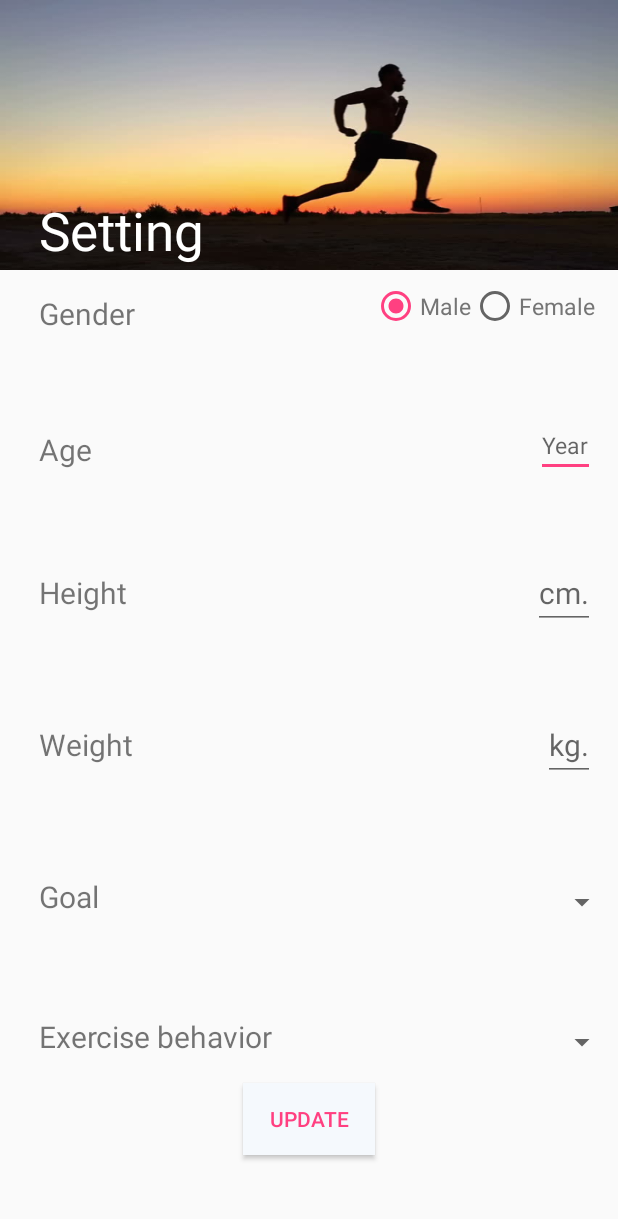
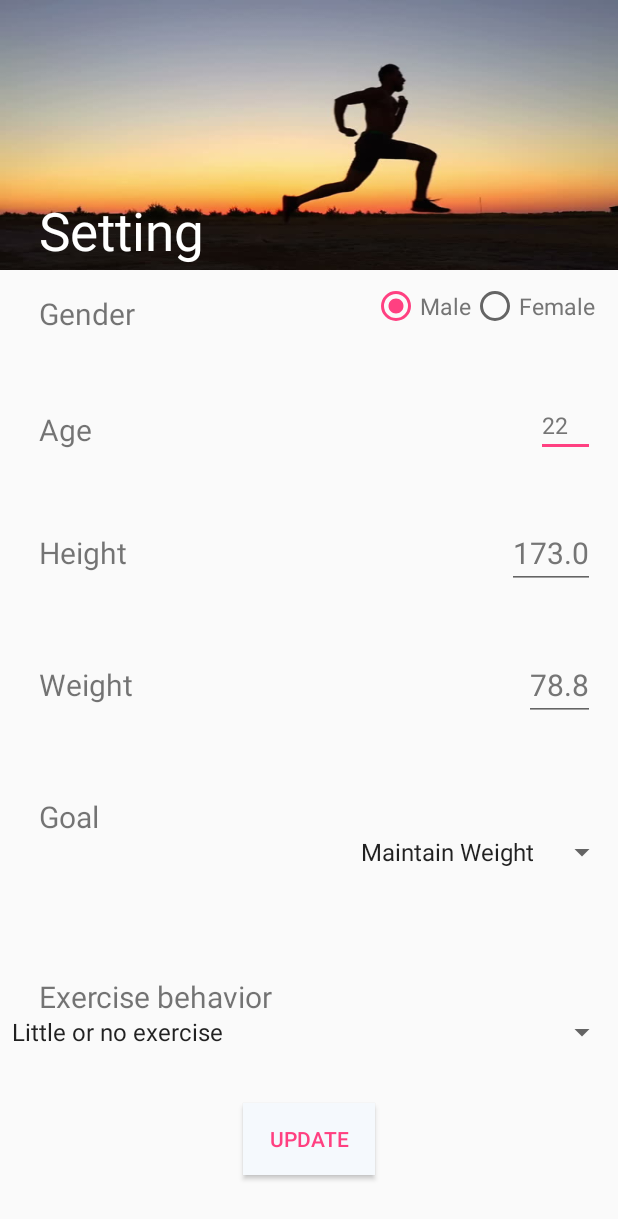
Before and after one commit to l3alanz/Final-project, an Android app: the SettingActivity screen opened directly, with no data from a screen before it, on a phone screen of 412 x 824 dp. Shown: the top 1219 px of the screen. Run offline under Robolectric (Android 15) with nearby library versions, the phone set to English and light mode, and no system bars.

Commit message:
Update User's setting and get Data

```diff
--- a/app/src/main/java/com/example/nicha/finalproject/Model/User.java
+++ b/app/src/main/java/com/example/nicha/finalproject/Model/User.java
@@ -11,6 +11,8 @@ public class User {
     private static final String DB_NAME = "HealthMe";
     private static final int DB_VERSION = 1;
     public static final String TABLE_NAME = "user";
+
+
     public class Column{
         public static final String id = BaseColumns._ID;
         public static final String firstName = "firstName";
@@ -149,4 +151,12 @@ public class User {
     public void setGoal(double goal) {
         this.goal = goal;
     }
+
+    public String getGender() {
+        return gender;
+    }
+
+    public void setGender(String gender) {
+        this.gender = gender;
+    }
 }
--- a/app/src/main/java/com/example/nicha/finalproject/Service/UserService.java
+++ b/app/src/main/java/com/example/nicha/finalproject/Service/UserService.java
@@ -3,6 +3,7 @@ package com.example.nicha.finalproject.Service;
 import android.content.Context;
 import android.database.Cursor;
 import android.database.sqlite.SQLiteDatabase;
+import android.util.Log;
 
 import com.example.nicha.finalproject.Model.User;
 
@@ -19,6 +20,36 @@ public class UserService {
         this.ctx = ctx;
         mHelper = new Database(ctx);
     }
+
+    public User getData(){
+        User summary = new User();
+        mDb = mHelper.getReadableDatabase();
+        Cursor cursor = mDb.rawQuery("SELECT * " +
+                " FROM " + User.TABLE_NAME, null);
+        if (cursor != null) {
+            cursor.moveToFirst();
+        }
+
+        while ( !cursor.isAfterLast() ){
+            summary.setId(cursor.getInt(0));
+            summary.setFirstName(cursor.getString(1));
+            summary.setLastName(cursor.getString(2));
+            summary.setAge(cursor.getInt(3));
+            summary.setGender(cursor.getString(4));
+            summary.setWeight(cursor.getDouble(5));
+            summary.setHeight(cursor.getDouble(6));
+            summary.setActivityType(cursor.getString(7));
+            summary.setTarget(cursor.getString(8));
+            summary.setBMR(cursor.getDouble(9));
+            summary.setTDEE(cursor.getDouble(10));
+            summary.setGoal(cursor.getDouble(11));
+            cursor.moveToNext();
+        }
+        mDb.close();
+        mHelper.close();
+        return summary;
+    }
+
     public String getGoal(){
         String summary = new String();
         mDb = mHelper.getReadableDatabase();
@@ -36,4 +67,58 @@ public class UserService {
         mHelper.close();
         return summary;
     }
+
+    public  void updateData(User userInfo){
+        //set user
+        String firstName = userInfo.getFirstName();
+        String lastName = userInfo.getLastName();
+        int age = userInfo.getAge();
+        String gender = userInfo.getGender();
+        double weight = userInfo.getWeight();
+        double height = userInfo.getHeight();
+        String activityType = userInfo.getActivityType();
+        String target = userInfo.getTarget();
+        double BMR = 0;
+        if(gender.equals("male")){
+            BMR = 66 + (13.7 * weight) + (5 * height) - (6.76 * age);
+        }
+        else if (gender.equals("female")){
+            BMR = 655 + (9.6 * weight) + (1.8 * height) - (4.7 * age);
+        }
+
+        double TDEE = 0 ;
+        if(activityType.equals("female")){
+            TDEE = BMR*1.2;
+        } else if(activityType.equals("B")){
+            TDEE = BMR*1.375;
+        } else if(activityType.equals("C")){
+            TDEE = BMR*1.55;
+        } else if(activityType.equals("D")){
+            TDEE = BMR*1.725;
+        } else if(activityType.equals("E")){
+            TDEE = BMR*1.9;
+        }
+        double goal = 0;
+        if(target.equals("A")) {
+            goal = TDEE - 500;
+        } else if(target.equals("B")){
+            goal = TDEE;
+        } else if(target.equals("C")){
+            goal = TDEE + 500;
+        }
+        mDb = mHelper.getWritableDatabase();
+        mDb.execSQL("UPDATE " + User.TABLE_NAME
+                + " SET " + User.Column.firstName + " = '" +firstName + "' ,"
+                + User.Column.lastName + " = '" +lastName + "' ,"
+                + User.Column.gender + " = '" +gender + "' ,"
+                + User.Column.age + " = " +age + ","
+                + User.Column.weight + " = " +weight + ","
+                + User.Column.height + " = " +height + ","
+                + User.Column.activityType + " = '" +activityType + "' ,"
+                + User.Column.target + " = '" +target + "' ,"
+                + User.Column.BMR + " = " +BMR + ","
+                + User.Column.TDEE + " = " +TDEE + ","
+                + User.Column.goal + " = " +goal +
+                " WHERE _id = 1;");
+    }
 }
--- a/app/src/main/java/com/example/nicha/finalproject/SettingActivity.java
+++ b/app/src/main/java/com/example/nicha/finalproject/SettingActivity.java
@@ -3,19 +3,149 @@ package com.example.nicha.finalproject;
 import android.content.Intent;
 import android.support.v7.app.AppCompatActivity;
 import android.os.Bundle;
+import android.util.Log;
 import android.view.View;
+import android.widget.AdapterView;
+import android.widget.ArrayAdapter;
 import android.widget.Button;
+import android.widget.EditText;
+import android.widget.RadioButton;
+import android.widget.RadioGroup;
+import android.widget.Spinner;
+import android.widget.Toast;
 
+import com.example.nicha.finalproject.Model.User;
+import com.example.nicha.finalproject.Service.UserService;
 import com.example.nicha.finalproject.activity.MainActivity;
 
+import java.util.ArrayList;
 import java.util.Set;
 
 public class SettingActivity extends AppCompatActivity {
+    RadioGroup radioGroup;
+    RadioButton bMale,bFemale;
+    EditText eAge;
+    EditText eHeight;
+    EditText eWeight;
+    Spinner eTarget;
+    Spinner eType;
+    User userInfo;
+    UserService voUser;
+    String target;
+    String type;
+    String gender;
+    private ArrayList<String> targetList = new ArrayList<String>();
+    private ArrayList<String> typeList = new ArrayList<String>();
 
     @Override
     protected void onCreate(Bundle savedInstanceState) {
         super.onCreate(savedInstanceState);
         setContentView(R.layout.activity_setting);
+        voUser = new UserService(this);
+        eTarget = (Spinner) findViewById(R.id.etGoal);
+        eType = (Spinner) findViewById(R.id.spExercise);
+        createTargetData();
+        createTypeData();
+        ArrayAdapter<String> adapterTarget = new ArrayAdapter<String>(this,
+                android.R.layout.simple_dropdown_item_1line, targetList);
+        eTarget.setAdapter(adapterTarget);
+
+        ArrayAdapter<String> adapterType = new ArrayAdapter<String>(this,
+                android.R.layout.simple_dropdown_item_1line, typeList);
+        eType.setAdapter(adapterType);
+
+        eAge = (EditText) findViewById(R.id.etAge);
+        eHeight = (EditText) findViewById(R.id.etHeight);
+        eWeight = (EditText) findViewById(R.id.etWeight);
+        bMale = (RadioButton) findViewById(R.id.rbtnMale);
+        bFemale = (RadioButton) findViewById(R.id.rbtnFemale);
+        userInfo = voUser.getData();
+        eAge.setText(String.valueOf(userInfo.getAge()));
+        eHeight.setText(String.valueOf(userInfo.getHeight()));
+        eWeight.setText(String.valueOf(userInfo.getWeight()));
+        radioGroup = (RadioGroup)findViewById(R.id.radio);
+
+        // Get Button
+        if(userInfo.getGender().equals("male")){
+            radioGroup.check(bMale.getId());
+        } else if (userInfo.getGender().equals("female")){
+            radioGroup.check(bFemale.getId());
+        }
+        //Get Spinner
+        if(userInfo.getTarget().equals("A")){
+            eTarget.setSelection(adapterTarget.getPosition("Loose Weight"));
+        }
+        else if(userInfo.getTarget().equals("B")){
+            eTarget.setSelection(adapterTarget.getPosition("Maintain Weight"));
+        }
+        else if(userInfo.getTarget().equals("C")){
+            eTarget.setSelection(adapterTarget.getPosition("Gain Weight"));
+        }
+
+        if(userInfo.getActivityType().equals("A")){
+            eType.setSelection(adapterType.getPosition("Little or no exercise"));
+        }
+        else if(userInfo.getActivityType().equals("B")){
+            eType.setSelection(adapterType.getPosition("Light exercise"));
+        }
+        else if(userInfo.getActivityType().equals("C")){
+            eType.setSelection(adapterType.getPosition("Regular exercise"));
+        }
+        else if(userInfo.getActivityType().equals("D")){
+            eType.setSelection(adapterType.getPosition("Heavy exercise"));
+        }
+        else if(userInfo.getActivityType().equals("E")){
+            eType.setSelection(adapterType.getPosition("Very heavy exercise"));
+        }
+
+        //Set Spinner
+        eTarget.setOnItemSelectedListener(new AdapterView.OnItemSelectedListener() {
+            @Override
+            public void onItemSelected(AdapterView<?> parent, View view, int position, long id) {
+                if(position == 1){
+                    target = "A";
+                }
+                else if(position == 2){
+                    target = "B";
+                }
+                else if(position == 3){
+                    target = "C";
+                }
+            }
+
+            @Override
+            public void onNothingSelected(AdapterView<?> parent) {
+
+            }
+        });
+
+        eType.setOnItemSelectedListener(new AdapterView.OnItemSelectedListener() {
+            @Override
+            public void onItemSelected(AdapterView<?> parent, View view, int position, long id) {
+                if(position == 1){
+                    type = "A";
+                }
+                else if(position == 2){
+                    type = "B";
+                }
+                else if(position == 3){
+                    type = "C";
+                }
+                else if(position == 4){
+                    type = "D";
+                }
+                else if(position == 5){
+                    type = "E";
+                }
+            }
+
+            @Override
+            public void onNothingSelected(AdapterView<?> parent) {
+
+            }
+        });
+
+
 
         Button btnNext;
         btnNext = (Button) findViewById(R.id.btnNext);
@@ -24,6 +154,22 @@ public class SettingActivity extends AppCompatActivity {
 
             @Override
             public void onClick(View v) {
+                userInfo.setAge(Integer.valueOf(eAge.getText().toString()));
+                userInfo.setWeight(Double.valueOf(eWeight.getText().toString()));
+                userInfo.setHeight(Double.valueOf(eHeight.getText().toString()));
+                userInfo.setActivityType(type);
+                userInfo.setTarget(target);
+                if(bMale.isChecked())
+                {
+                    gender = "male";
+                }
+                else if(bFemale.isChecked())
+                {
+                    gender = "female";
+                }
+                userInfo.setGender(gender);
+                Log.i("Data2", String.valueOf(userInfo.getAge()));
+                voUser.updateData(userInfo);
                 Intent intent1 = new Intent(SettingActivity.this,
                         MainActivity.class);
                 startActivity(intent1);
@@ -32,4 +178,19 @@ public class SettingActivity extends AppCompatActivity {
         });
 
     }
+
+    public void createTargetData(){
+        targetList.add("Loose Weight");
+        targetList.add("Maintain Weight");
+        targetList.add("Gain Weight");
+
+    }
+
+    public  void createTypeData(){
+        typeList.add("Little or no exercise");
+        typeList.add("Light exercise");
+        typeList.add("Regular exercise");
+        typeList.add("Heavy exercise");
+        typeList.add("Very heavy exercise");
+    }
 }
--- a/app/src/main/java/com/example/nicha/finalproject/activity/MainActivity.java
+++ b/app/src/main/java/com/example/nicha/finalproject/activity/MainActivity.java
@@ -166,7 +166,7 @@ public class MainActivity extends AppCompatActivity {
     }
 
     public String getRemain(String goal,String consumed, String burned){
-        int remain = Integer.parseInt(goal) - Integer.parseInt(consumed) + Integer.parseInt(burned);
+        Double remain = Double.parseDouble(goal) - Double.parseDouble(consumed) + Double.parseDouble(burned);
         if (remain < 0) {
             showRemaining = (TextView) findViewById(R.id.tvShowRemaining);
             showRemaining.setTextColor(Color.RED);
--- a/app/src/main/res/layout/activity_setting.xml
+++ b/app/src/main/res/layout/activity_setting.xml
@@ -40,12 +40,15 @@
             android:layout_marginTop="15dp"/>
 
         <RadioGroup
+            android:id="@+id/radio"
             android:layout_width="wrap_content"
             android:layout_height="wrap_content"
             android:layout_alignParentRight="true"
             android:orientation="horizontal"
             android:layout_marginRight="15dp"
-            android:layout_marginTop="8dp">
+            android:layout_marginTop="8dp"
+            android:checkedButton="@+id/rbtnFemale">
+
             <RadioButton
                 android:id="@+id/rbtnMale"
                 android:layout_width="wrap_content"
@@ -54,13 +57,15 @@
                 android:checked="true"
                 android:textColor="#757575"
                 android:textSize="15dp"/>
+
             <RadioButton
                 android:id="@+id/rbtnFemale"
                 android:layout_width="wrap_content"
                 android:layout_height="wrap_content"
                 android:text="Female"
                 android:textColor="#757575"
-                android:textSize="15dp"/>
+                android:textSize="15dp"
+                 />
         </RadioGroup>
     </RelativeLayout>
 
@@ -113,7 +118,7 @@
             android:layout_alignParentRight="true"
             android:layout_marginRight="15dp"
             android:maxLines="1"
-            android:maxLength="3"
+            android:maxLength="5"
             android:textColor="#757575"
             android:hint="cm."/>
     </RelativeLayout>
@@ -140,7 +145,7 @@
             android:layout_alignParentRight="true"
             android:layout_marginRight="15dp"
             android:maxLines="1"
-            android:maxLength="3"
+            android:maxLength="4"
             android:textColor="#757575"
             android:hint="kg."/>
     </RelativeLayout>
```
